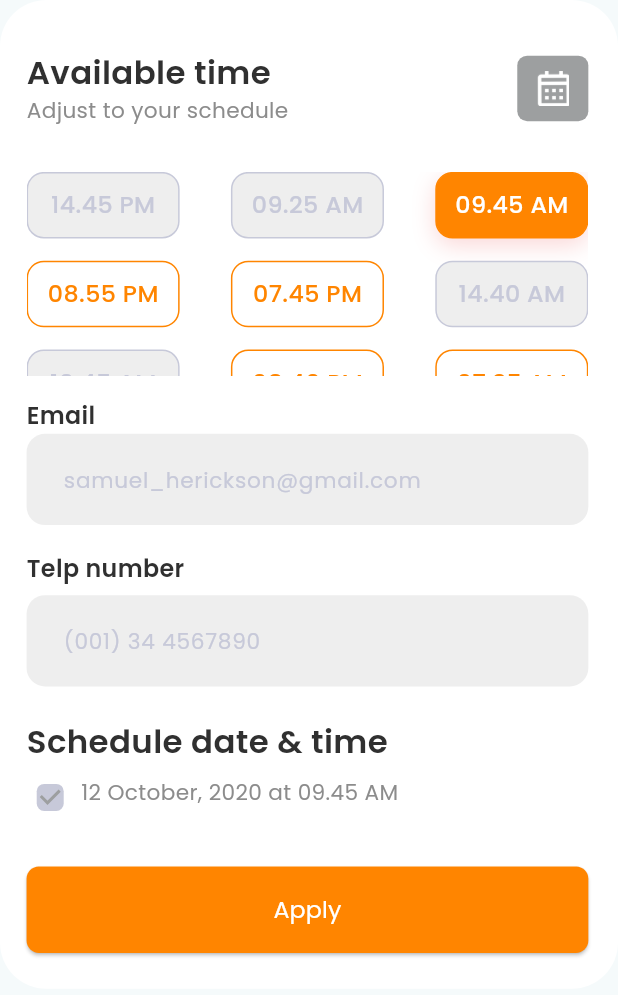
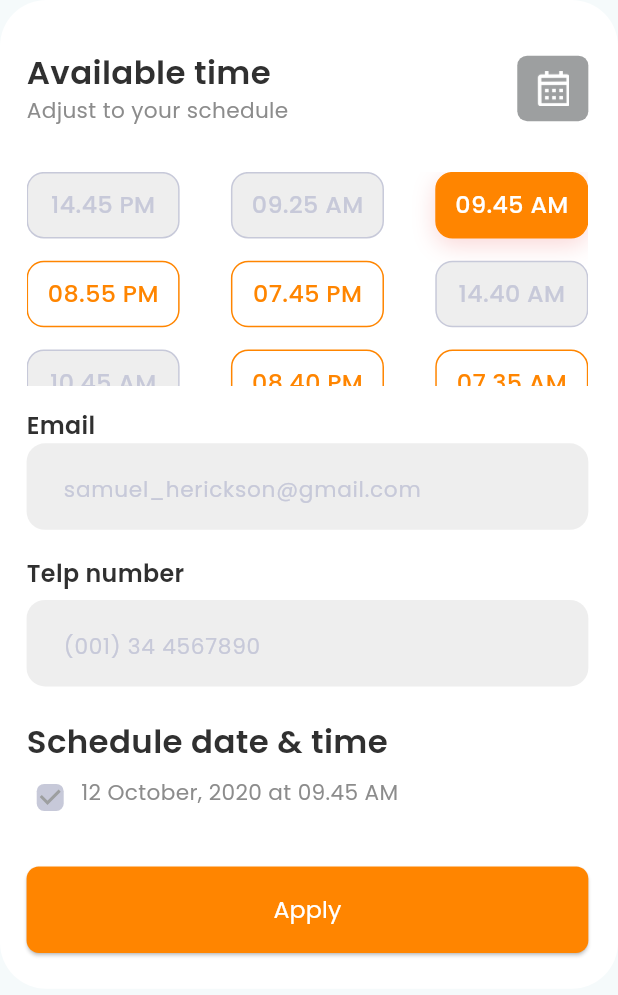
Before and after one commit to AmmarSAFI05/task7, a Flutter app: the SchedulePage widget shown alone on an empty page, opened directly, on a phone screen of 412 x 824 dp. Shown: the top 995 px of the screen. Run offline on Flutter 3.47's test engine with Material 3 defaults, Android fonts, the phone set to English and light mode, and no system bars; our stand-ins replace flutter_secure_storage, persistent_bottom_nav_bar; accounts and stored records are empty.

Commit message:
Final Merge

```diff
--- a/lib/core/constant/app_colors.dart
+++ b/lib/core/constant/app_colors.dart
@@ -16,7 +16,6 @@ class AppColors {
   static const Color greenDot = Color(0xff4ED442);
   static const Color bluelight = Color(0xff4DC9D1); //added by judy
   static const Color redshadow = Color(0xffEC5F5F); //added by judy
-  static const Color greenDot= Color(0xff4ED442);
   //Nour
   static const Color lightGreyContainerSchedColor= Color(0xffC7C9D9);
 }
--- a/lib/core/text_styles.dart
+++ b/lib/core/text_styles.dart
@@ -125,6 +125,10 @@ class AppTextStyles {
       fontSize: AppSize.fontSizeSm()  ,
       fontWeight: AppFontWeight.normal,
       color: AppColors.greyColor);
+  static TextStyle newUnreadMessage = TextStyle(
+      fontSize: AppSize.fontSizeSm()*1.02  ,
+      fontWeight: AppFontWeight.normal,
+      color: AppColors.greyColor);
 
   static TextStyle messageTime = TextStyle(
       fontSize: AppSize.fontSizeSm()  ,
@@ -135,26 +139,26 @@ class AppTextStyles {
       fontSize: AppSize.fontSizeSm()  ,
       fontWeight: AppFontWeight.med,
       color: AppColors.bgColor);
-  static TextStyle forgotpassword= TextStyle(
+  static TextStyle forgotPassword= TextStyle(
       fontSize: AppSize.fontSizeSm()*1.25,
       fontWeight: AppFontWeight.xMed,
       color: AppColors.blueColor);
 
 
-  static TextStyle loginwithfacebook= TextStyle(
+  static TextStyle loginWithFacebook= TextStyle(
       fontSize: AppSize.fontSizeSm()*1.25,
       fontWeight: AppFontWeight.med,
       color: AppColors.bgColor);
 
 
-  static TextStyle loginwithgoogle= TextStyle(
+  static TextStyle loginWithGoogle= TextStyle(
       fontSize: AppSize.fontSizeSm()*1.25,
       fontWeight: AppFontWeight.med,
 
       color: AppColors.black);
 
 
-  static TextStyle dontHavaAcount= TextStyle(
+  static TextStyle doNotHaveAccount= TextStyle(
       fontSize: AppSize.fontSizeSm(),
       fontWeight: AppFontWeight.normal,
       color: AppColors.lightGreyColor
@@ -165,7 +169,25 @@ class AppTextStyles {
       fontWeight: AppFontWeight.normal,
       color: AppColors.blueColor);
 
-
+  static TextStyle detailsTitleA = TextStyle(
+    color: Colors.white,
+    fontSize: AppSize.lg() *0.8,
+    fontWeight: FontWeight.bold,
+  );
+  static TextStyle detailsUsernameA =  TextStyle(
+    color: AppColors.bgColor,
+    fontSize:
+    AppSize.fontSizeMd(),
+    fontWeight:
+    AppFontWeight.med,
+  );
+  static TextStyle detailsSubUsernameA =  TextStyle(
+    color: AppColors
+        .lightGreyColor,
+    fontSize:
+    AppSize.fontSizeSm() *
+        0.75,
+  );
 
 
 }
--- a/lib/view/home_page/view/home_page.dart
+++ b/lib/view/home_page/view/home_page.dart
@@ -90,13 +90,13 @@ class _HomePageState extends State<HomePage> {
                       children: [
                         Image.asset(
                           AppImages.notification,
-                          width: AppSize.lg() * 0.6,
+                          width: AppSize.lg() * 0.75,
                         ),
                         Positioned(
                           right: 0,
                           child: Image.asset(
                             AppImages.greenDot,
-                            width: 5,
+                            width: 7.5,
                             color: AppColors.orangeColor,
                           ),
                         ),
@@ -250,7 +250,7 @@ class _HomePageState extends State<HomePage> {
                               BorderRadius.circular(AppSize.borderRadiusSm()),
                           color: currentPageIndex == index
                               ? AppColors.orangeColor
-                              : AppColors.lightGreyColor1,
+                              : AppColors.lightGreyColor,
                         ),
                       ),
                     ),
--- a/lib/view/home_page/widgets/social_app_tags.dart
+++ b/lib/view/home_page/widgets/social_app_tags.dart
@@ -2,8 +2,6 @@
 import 'package:flutter/cupertino.dart';
 import 'package:task7_demo/core/text_styles.dart';
 
-import '../../../core/constant/app_colors.dart';
-import '../../../core/constant/app_fonts.dart';
 import '../../../core/constant/app_sizes.dart';
 
 class TagWidget extends StatelessWidget {
--- a/lib/view/messages_page/widgets/social_app_search_box.dart
+++ b/lib/view/messages_page/widgets/social_app_search_box.dart
@@ -41,7 +41,9 @@ class SocialAppSearchBoxState extends State<SocialAppSearchBox> {
             height: 2,
             color: AppColors.lighterGreyColor2,
             fontSize: AppSize.fontSizeSm() * 1.25),
-        suffixIcon: Container(
+        suffixIcon: Padding(
+          padding: EdgeInsets.only(right: AppSize.sm()*0.5),
+          child: Container(
             width: AppSize.xxl() * 1.25,
             height: AppSize.xxl() * 1.25,
             alignment: Alignment.center,
@@ -54,6 +56,7 @@ class SocialAppSearchBoxState extends State<SocialAppSearchBox> {
             child: Image.asset(
               AppImages.search,
               width: AppSize.iconMd() * 0.75,
+            ),
           ),
         ),
         border: OutlineInputBorder(
--- a/lib/view/on_boarding_page/view/on_boarding_page.dart
+++ b/lib/view/on_boarding_page/view/on_boarding_page.dart
@@ -2,7 +2,7 @@
 import 'package:flutter/material.dart';
 import 'package:flutter_secure_storage/flutter_secure_storage.dart';
 import 'package:task7_demo/core/constant/const_data.dart';
-import 'package:task7_demo/view/home_page/view/home_page.dart';
+import 'package:task7_demo/view/bottom_nav_bar_page/view/bottom_nav_bar_page.dart';
 import '../../../core/constant/app_colors.dart';
 import '../../../core/constant/app_images.dart';
 import '../../../core/constant/app_sizes.dart';
@@ -53,7 +53,7 @@ class _OnBoardingPageState extends State<OnBoardingPage> {
       // ignore: use_build_context_synchronously
       context,
       MaterialPageRoute(
-        builder: (context) => isLoggedIn ? const HomePage() :const SignInPage(),
+        builder: (context) => isLoggedIn ? const BottomNavigationBarPage() :const SignInPage(),
       ),
     );
   }
--- a/lib/view/schedule_page/view/schedule_page.dart
+++ b/lib/view/schedule_page/view/schedule_page.dart
@@ -23,17 +23,17 @@ class _SchedulePageState extends State<SchedulePage> {
 
   @override
   Widget build(BuildContext context) {
-    return  Container(
+    return Container(
       decoration: BoxDecoration(
-        borderRadius: BorderRadius.circular(AppSize.borderRadiusLg()*0.75),
+        borderRadius: BorderRadius.circular(AppSize.borderRadiusLg() * 0.75),
         color: AppColors.bgColor,
       ),
 
       padding: EdgeInsets.only(
-                  left: 0.043*AppSize.screenWidth,
-                  right: 0.048*AppSize.screenWidth,
-                  top: 0.04*AppSize.screenHeight,
-                  bottom: 0.029*AppSize.screenHeight),
+          left: 0.043 * AppSize.screenWidth,
+          right: 0.048 * AppSize.screenWidth,
+          top: 0.04 * AppSize.screenHeight,
+          bottom: 0.029 * AppSize.screenHeight),
       //color: AppColors.bgColor,
       width: AppSize.screenWidth,
       height: AppSize.screenHeight * 0.8,
@@ -42,7 +42,7 @@ class _SchedulePageState extends State<SchedulePage> {
         mainAxisSize: MainAxisSize.min,
         children: [
           Padding(
-                    padding: EdgeInsets.only(bottom: 0.036*AppSize.screenHeight),
+            padding: EdgeInsets.only(bottom: 0.036 * AppSize.screenHeight),
             child: Row(
               mainAxisAlignment: MainAxisAlignment.spaceBetween,
               children: [
@@ -58,26 +58,23 @@ class _SchedulePageState extends State<SchedulePage> {
                       AppText.scheduleSubTitle,
                       style: AppTextStyles.onBoardingSubTitle,
                     ),
-
                   ],
-
                 ),
                 Container(
-
-                          width: 0.115*AppSize.screenWidth,
+                  width: 0.115 * AppSize.screenWidth,
                   // height: 0.06*AppSize.screenHeight,
-                          height: 0.053*AppSize.screenHeight,
+                  height: 0.053 * AppSize.screenHeight,
                   decoration: ShapeDecoration(
                     color: AppColors.lightGreyColor,
                     shape: RoundedRectangleBorder(
-                              borderRadius: BorderRadius.circular(AppSize.borderRadiusSm()*0.4),
+                      borderRadius:
+                          BorderRadius.circular(AppSize.borderRadiusSm() * 0.4),
                     ),
                   ),
                   child: Padding(
                     padding: EdgeInsets.symmetric(
-                                vertical: 0.012*AppSize.screenHeight,
-                                horizontal: 0.027*AppSize.screenWidth
-                            ),
+                        vertical: 0.012 * AppSize.screenHeight,
+                        horizontal: 0.027 * AppSize.screenWidth),
                     child: Image.asset(AppImages.calender),
                   ),
                 ),
@@ -86,11 +83,10 @@ class _SchedulePageState extends State<SchedulePage> {
           ),
           Flexible(
             child: GridView(
-                      gridDelegate:
-                      SliverGridDelegateWithFixedCrossAxisCount(
+              gridDelegate: SliverGridDelegateWithFixedCrossAxisCount(
                 crossAxisCount: 3,
-                        mainAxisSpacing: 0.018*AppSize.screenHeight,
-                        crossAxisSpacing: 0.083*AppSize.screenWidth,
+                mainAxisSpacing: 0.018 * AppSize.screenHeight,
+                crossAxisSpacing: 0.083 * AppSize.screenWidth,
                 childAspectRatio: 2.3,
               ),
               children: const [
@@ -102,7 +98,7 @@ class _SchedulePageState extends State<SchedulePage> {
                 ),
                 CustomContainer(
                   containerColor: AppColors.fieldColor,
-                          borderColor:AppColors.lightGreyContainerSchedColor,
+                  borderColor: AppColors.lightGreyContainerSchedColor,
                   textColor: AppColors.lightGreyContainerSchedColor,
                   text: "09.25 AM",
                 ),
@@ -158,7 +154,6 @@ class _SchedulePageState extends State<SchedulePage> {
               ],
             ),
           ),
-
           Form(
               key: _formKey,
               child: Column(
@@ -166,14 +161,17 @@ class _SchedulePageState extends State<SchedulePage> {
                 crossAxisAlignment: CrossAxisAlignment.start,
                 children: [
                   Padding(
-                            padding: EdgeInsets.only(top: 0.027*AppSize.screenHeight,
-                                bottom: 0.01*AppSize.screenHeight),
+                    padding: EdgeInsets.only(
+                        top: 0.027 * AppSize.screenHeight,
+                        bottom: 0.01 * AppSize.screenHeight),
                     child: Text(
                       AppText.email,
                       style: AppTextStyles.schedulePageStyle,
                     ),
                   ),
-                          SocialAppTextFormField(
+                  SizedBox(
+                    height: AppSize.xxl()*1.4,
+                    child: SocialAppTextFormField(
                       validator: LoginValidator.validateEmail,
                       controller: emailController,
                       backgroundColor: AppColors.fieldColor,
@@ -182,15 +180,19 @@ class _SchedulePageState extends State<SchedulePage> {
                       keyboardType: TextInputType.emailAddress,
                       hintTextColor: AppColors.lightGreyContainerSchedColor,
                     ),
+                  ),
                   Padding(
-                            padding: EdgeInsets.only(top: 0.03*AppSize.screenHeight,
-                                bottom: 0.017*AppSize.screenHeight),
+                    padding: EdgeInsets.only(
+                        top: 0.03 * AppSize.screenHeight,
+                        bottom: 0.017 * AppSize.screenHeight),
                     child: Text(
                       AppText.telNum,
                       style: AppTextStyles.schedulePageStyle,
                     ),
                   ),
-                          SocialAppTextFormField(
+                  SizedBox(
+                    height: AppSize.xxl()*1.4,
+                    child: SocialAppTextFormField(
                       validator: LoginValidator.validatePhoneNum,
                       controller: phoneController,
                       backgroundColor: AppColors.fieldColor,
@@ -199,62 +201,71 @@ class _SchedulePageState extends State<SchedulePage> {
                       keyboardType: TextInputType.phone,
                       hintTextColor: AppColors.lightGreyContainerSchedColor,
                     ),
-
+                  ),
                 ],
               )),
-
           Padding(
-                    padding: EdgeInsets.only(top: 0.026*AppSize.screenHeight,bottom: 0.01*AppSize.screenHeight),
+            padding: EdgeInsets.only(
+                top: 0.026 * AppSize.screenHeight,
+                bottom: 0.01 * AppSize.screenHeight),
             child: Text(
               AppText.scheduleDateAndTime,
               style: AppTextStyles.onBoardingTitle,
             ),
           ),
           Padding(
-                    padding: EdgeInsets.only(bottom: 0.043*AppSize.screenHeight),
-                    child:
-
-                        Stack(
+            padding: EdgeInsets.only(bottom: 0.043 * AppSize.screenHeight),
+            child: Stack(
               children: [
-
-                                    SizedBox(width: 0.69*AppSize.screenWidth,height: 0.029*AppSize.screenHeight,),
+                SizedBox(
+                  width: 0.69 * AppSize.screenWidth,
+                  height: 0.029 * AppSize.screenHeight,
+                ),
                 Row(
                   children: [
-                                        SizedBox(width: 0.088*AppSize.screenWidth),
+                    SizedBox(width: 0.088 * AppSize.screenWidth),
                     Text(
                       AppText.dateAndTime,
-                                            style: AppTextStyles. onBoardingSubTitle,
+                      style: AppTextStyles.onBoardingSubTitle,
                     ),
                   ],
                 ),
-
                 Positioned(
-                                      top: -0.013*AppSize.screenHeight,
-                                      left: -0.02*AppSize.screenWidth,
+                  top: -0.013 * AppSize.screenHeight,
+                  left: -0.02 * AppSize.screenWidth,
                   child: Checkbox(
                     value: isChecked,
                     onChanged: (value) {
-                                        setState(() {
+                      setState(
+                        () {
                           isChecked = value!;
-                                        },);
                         },
-                                      shape: RoundedRectangleBorder(borderRadius: BorderRadius.circular(AppSize.borderRadiusLg()*0.12)),
+                      );
+                    },
+                    shape: RoundedRectangleBorder(
+                        borderRadius: BorderRadius.circular(
+                            AppSize.borderRadiusLg() * 0.12)),
                     activeColor: AppColors.lightGreyContainerSchedColor,
                     checkColor: AppColors.lightGreyColor,
                   ),
                 ),
-
               ],
             ),
           ),
-                  ElevatedButton(style: ElevatedButton.styleFrom(
+          ElevatedButton(
+            style: ElevatedButton.styleFrom(
                 backgroundColor: AppColors.orangeColor,
                 shape: RoundedRectangleBorder(
-                      borderRadius: BorderRadius.circular(AppSize.borderRadiusLg()*0.2)),
-                    minimumSize: Size(0.916*AppSize.screenWidth,0.07*AppSize.screenHeight)),
-
-                    child: Center(child: Text(AppText.scheduleButton,
-                      style: AppTextStyles.scheduleButtonStyle,),),
+                    borderRadius:
+                        BorderRadius.circular(AppSize.borderRadiusLg() * 0.2)),
+                minimumSize: Size(
+                    0.916 * AppSize.screenWidth, 0.07 * AppSize.screenHeight)),
+            child: Center(
+              child: Text(
+                AppText.scheduleButton,
+                style: AppTextStyles.scheduleButtonStyle,
+              ),
+            ),
             onPressed: () => Navigator.pop(context),
           ),
         ],
--- a/lib/widgets/social_app_text_form_field.dart
+++ b/lib/widgets/social_app_text_form_field.dart
@@ -92,7 +92,7 @@ class SocialAppTextFormFieldState extends State<SocialAppTextFormField> {
             const BorderSide(width: 1, color: Colors.transparent)),
       ),
       style: TextStyle(
-          color: widget.textColor??AppColors.blueColor,
+          color: widget.textColor??AppColors.black,
           height: 2,
           fontSize: AppSize.fontSizeSm() * 1.125),
       cursorErrorColor: Colors.black,
```
Also changed, not shown: lib/view/details_page/view/details_page.dart (+9 -6 lines), lib/view/home_page/widgets/social_app_card.dart (+5 -6 lines), lib/view/messages_page/view/message_page.dart (+10 -2 lines), lib/view/messages_page/widgets/social_app_message_card.dart (+4 -3 lines), lib/view/messages_page/widgets/social_app_message_header.dart (+8 -14 lines), lib/view/sign_in_page/view/sign_in_page.dart (+5 -5 lines), lib/view/sign_up_page/view/sign_up_page.dart (+5 -5 lines). Lines whose indentation alone changed are shown as unchanged.
